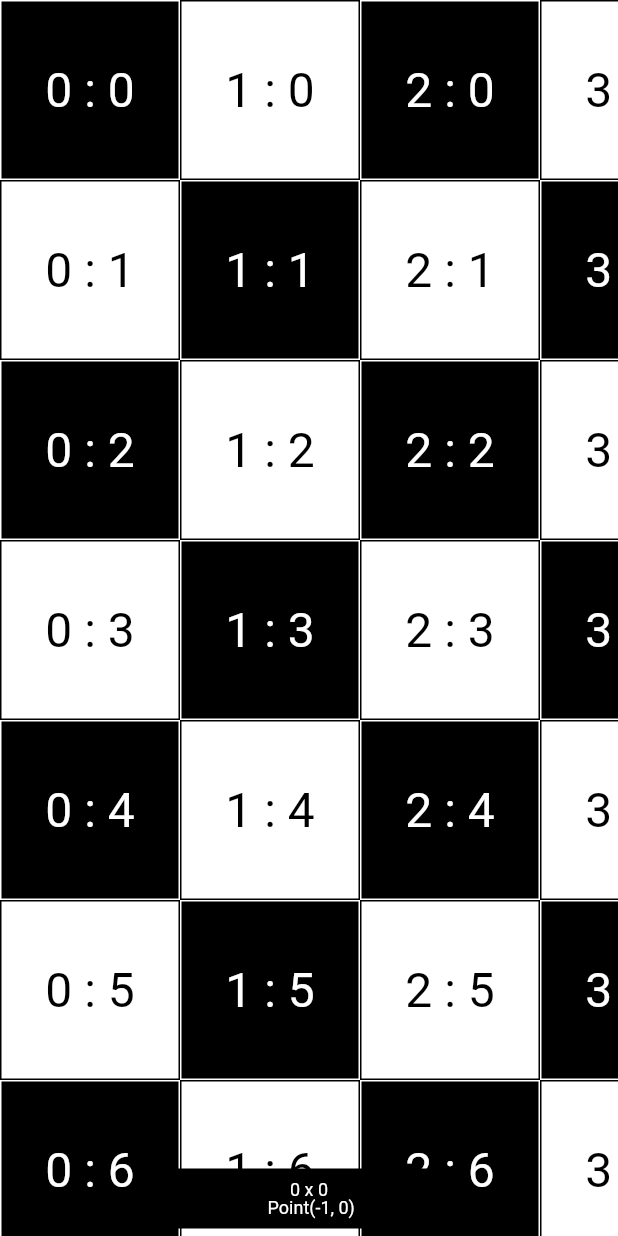
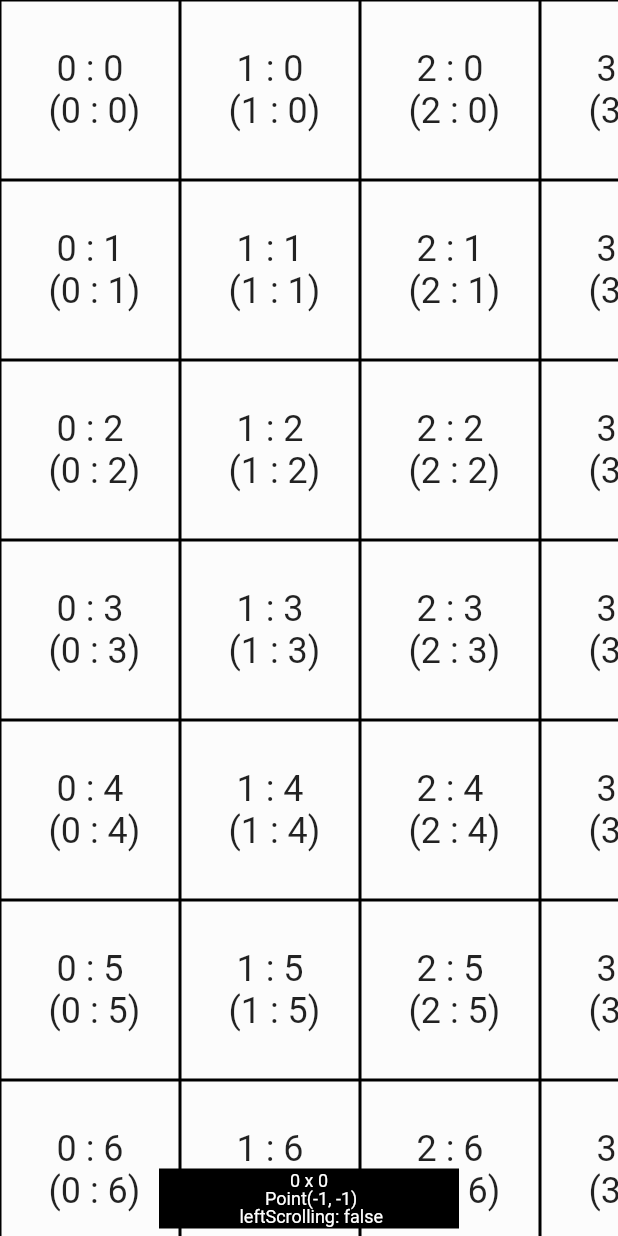
Before and after one commit to PlugFox/interactive_viewer, a Flutter app: the screen it shows after launch, on a phone screen of 412 x 824 dp. Run offline on Flutter 3.47's test engine with Material 2 defaults, Android fonts, the phone set to English and light mode, and no system bars.

Commit message:
драфт (возможно с багами) и точно с лишним мусором

```diff
--- a/lib/src/app.dart
+++ b/lib/src/app.dart
@@ -20,7 +20,7 @@ class Home extends StatelessWidget {
         body: SafeArea(
           child: Board(
             tileSize: const Size(120, 120),
-            fps: 60,
+            fps: 120,
             debug: true,
             builder: (x, y) {
               //print('Rebuild: $x x $y');
--- a/lib/src/board.dart
+++ b/lib/src/board.dart
@@ -5,6 +5,7 @@ import 'dart:math' as math;
 import 'dart:math';
 
 import 'package:flutter/foundation.dart';
+import 'package:flutter/material.dart';
 import 'package:flutter/widgets.dart';
 
 typedef TileBuilder = Widget Function(int x, int y);
@@ -43,14 +44,27 @@ class Board extends StatelessWidget {
       );
 }
 
-Point<int> getCellsOffset(Offset cameraOffset, Size tileSize) {
-  var offsetTilesX = -1 * (cameraOffset.dx / tileSize.width).truncate();
-  if (offsetTilesX <= 0) {
-    offsetTilesX = -1 * ((cameraOffset.dx + tileSize.width) / tileSize.width).ceil();
+ComplexPoint getCellsOffset(Offset cameraOffset, Size tileSize) {
+  //сам рассчет производить относительно текущей позиции камеры и ближайшей к ней клетке (Если левая, то надо ставить угловую позицию, если правая - то плюсовую)
+  // прибавить по половине (отцентровать относительно точки) и посмотреть куда ближе камера:
+  final offsetTilesX = -1 * ((cameraOffset.dx + tileSize.width) / tileSize.width).ceil();
+
+  final offsetLeftTilesX = -1 * (cameraOffset.dx / tileSize.width).ceil();
+  final leftOxTileCoord = -1 * offsetLeftTilesX * tileSize.width - tileSize.width / 2;
+
+  var movingLeft = false;
+  if ((leftOxTileCoord - cameraOffset.dx) > 0) {
+    //листаем вправо
+    movingLeft = true;
   }
 
-  final offsetTilesY = -1 * (cameraOffset.dy / tileSize.height).truncate();
-  return Point<int>(offsetTilesX, offsetTilesY);
+  var offsetLeftTileX = -1 * ((cameraOffset.dx + tileSize.width / 2) / tileSize.width).ceil();
+  var offsetRightTileX = -1 * ((cameraOffset.dx + tileSize.width + tileSize.width / 2) / tileSize.width).ceil();
+
+  final offsetTilesY = -1 * ((cameraOffset.dy + tileSize.height) / tileSize.height).ceil();
+
+  return ComplexPoint(
+      closestPoint: Point<int>(offsetTilesX, offsetTilesY), leftScrolling: movingLeft, topScrolling: true);
 }
 
 @immutable
@@ -137,14 +151,14 @@ class _BoardState extends State<_Board> {
                 child: Center(
                   child: ValueListenableBuilder<Offset>(
                     builder: (context, value, child) => Text(
-                      '${value.dx.truncate()} x ${value.dy.truncate()} \n ${getCellsOffset(value, widget.size)}',
+                      '${value.dx.truncate()} x ${value.dy.truncate()} \n ${getCellsOffset(value, widget.size).closestPoint} \n leftScrolling: ${getCellsOffset(value, widget.size).leftScrolling}',
                       style: const TextStyle(
                         height: 1,
                         fontSize: 12,
                         color: Color(0xFFFFFFFF),
                       ),
                       textAlign: TextAlign.center,
-                      maxLines: 2,
+                      //maxLines: 2,
                       overflow: TextOverflow.clip,
                     ),
                     valueListenable: _controller,
@@ -182,7 +196,7 @@ class _BoardLayout extends StatefulWidget {
 class _BoardLayoutState extends State<_BoardLayout> {
   /// Стрим контроллер уведомляющий об изменении по X, от 0 до width
   /// (значение в нем указывает о номере изменившейся колонки)
-  final StreamController<int> _rebuildControllerCol = StreamController<int>.broadcast();
+  final StreamController<ComplexScroll> _rebuildControllerCol = StreamController<ComplexScroll>.broadcast();
 
   /// Предидущий отступ колонок
   int oldColOffset = 0;
@@ -192,13 +206,15 @@ class _BoardLayoutState extends State<_BoardLayout> {
 
   /// Стрим контроллер уведомляющий об изменении по Y, от 0 до height
   /// (значение в нем указывает о номере изменившейся строки)
-  final StreamController<int> _rebuildControllerRow = StreamController<int>.broadcast();
+  final StreamController<ComplexScroll> _rebuildControllerRow = StreamController<ComplexScroll>.broadcast();
 
   /// Предыдущий отступ строк
   int oldRowOffset = 0;
 
   /// Количество строк умещающихся на экране
   int height = 0;
+
+  CellMapper cellMapper = CellMapper(width: 0, height: 0);
 
   /// Вызывается при изменении положения камеры
   /// Вычисляет столбцы нуждающиеся в перестроении
@@ -222,16 +238,26 @@ class _BoardLayoutState extends State<_BoardLayout> {
       newCell = width - newCell;
     }
 
+    final complexPoint = getCellsOffset(widget.offsetController.value, widget.cellSize);
+    final offsetCells = complexPoint.closestPoint;
+    final mult = ((offsetCells.x) / width).ceil();
     if ((oldColOffset - newColOffset) < 0) {
       //листаем вправо
       newCell = (width - 2 + newCell) % width;
-      print('листаем вправо: новая клетка по Ox: $newCell');
+      var newX = mult * width + newCell;
+      cellMapper.mapOx[newCell] = newX;
+
+      print('листаем вправо: новая клетка по Ox: $newCell (значение: $newX)');
+      _rebuildControllerCol.add(ComplexScroll(movedCoord: newCell, leftTopScrolling: false));
     } else {
       //листаем влево
       newCell = (newCell - 1) % width;
-      print('листаем влево: новая клетка по Ox: $newCell (width: $width)');
+      var newX = offsetCells.x.round();
+      cellMapper.mapOx[newCell] = newX;
+
+      print('листаем влево: новая клетка по Ox: $newCell (значение: $newX)');
+      _rebuildControllerCol.add(ComplexScroll(movedCoord: newCell, leftTopScrolling: true));
     }
-    _rebuildControllerCol.add(newCell);
 
     /// TODO: обновлять определенную столбец
     /*
@@ -263,16 +289,26 @@ class _BoardLayoutState extends State<_BoardLayout> {
       newCell = height - newCell;
     }
 
-    if ((oldColOffset - newRowOffset) < 0) {
+    final complexPoint = getCellsOffset(widget.offsetController.value, widget.cellSize);
+    final offsetCells = complexPoint.closestPoint;
+    final mult = ((offsetCells.y) / height).ceil();
+    if ((oldRowOffset - newRowOffset) < 0) {
       //листаем вниз
       newCell = (height - 2 + newCell) % height;
-      print('листаем вниз: новая клетка по Oy: $newCell (width: $height)');
+      var newY = mult * height + newCell;
+      cellMapper.mapOy[newCell] = newY;
+
+      print('листаем вниз: новая клетка по Oy: $newCell (значение: $newY)');
+      _rebuildControllerRow.add(ComplexScroll(movedCoord: newCell, leftTopScrolling: false));
     } else {
       //листаем вверх
       newCell = (newCell - 1) % height;
-      print('листаем вверх: новая клетка по Oy: $newCell (width: $height)');
+      var newY = offsetCells.y.round();
+      cellMapper.mapOy[newCell] = newY;
+
+      print('листаем вверх: новая клетка по Oy: $newCell (значение: $newY)');
+      _rebuildControllerRow.add(ComplexScroll(movedCoord: newCell, leftTopScrolling: true));
     }
-    _rebuildControllerRow.add(newCell);
 
     /// TODO: обновлять определенную строку
     /*
@@ -309,6 +345,7 @@ class _BoardLayoutState extends State<_BoardLayout> {
   void _evalSizeTileCount() {
     width = (widget.boardSize.width / widget.cellSize.width).ceil() + 2;
     height = (widget.boardSize.height / widget.cellSize.height).ceil() + 2;
+    cellMapper = CellMapper(width: width, height: height);
   }
 
   @override
@@ -334,6 +371,8 @@ class _BoardLayoutState extends State<_BoardLayout> {
         ).toList(growable: false),
       );
 
+  bool leftTopScrolling = false;
+
   /// TODO: необходимо перестраивать клетки
   /// возвращая не исходные координаты виджетов
   /// , а результирующие координаты клетки [colOffset], [rowOffset]
@@ -348,41 +387,59 @@ class _BoardLayoutState extends State<_BoardLayout> {
       for (var y = 0; y < height; y++) {
         yield SizedBox.fromSize(
           size: cellSize,
-          child: StreamBuilder<int>(
-            stream: _rebuildControllerCol.stream.where((v) => v == x),
-            builder: (context, dataX) => StreamBuilder<int>(
-              stream: _rebuildControllerRow.stream.where((v) => v == y),
+          child: StreamBuilder<ComplexScroll>(
+            stream: _rebuildControllerCol.stream.where((v) => v.movedCoord == x),
+            builder: (context, dataX) => StreamBuilder<ComplexScroll>(
+              stream: _rebuildControllerRow.stream.where((v) => v.movedCoord == y),
               builder: (context, dataY) {
-                //print('bulding cell with base (x=$x,y=$y) (dataX: ${dataX.hasData})');
-                final offsetCells = getCellsOffset(widget.offsetController.value, widget.cellSize);
-                /*
-                if (widget.offsetController.value.dx > 0) {
-                  final multNegative = ((offsetCells.x - 1) / width).ceil() - 1;
-                  return builder(multNegative * width + x, y);
-                }
-                */
-                /*
-                if (x == 9) {
-                  x = -1;
+                if (widget.offsetController.value.dx.abs() < 10 || widget.offsetController.value.dy.abs() < 10) {
+                  final complexPoint = getCellsOffset(widget.offsetController.value, widget.cellSize);
+                  final offsetCells = complexPoint.closestPoint;
+                  final multX = ((offsetCells.x) / width).ceil();
+                  var newX = multX * width + x;
+                  if ((newX > (width + offsetCells.x - 1)) && widget.offsetController.value.dx.abs() < 10) {
+                    newX = offsetCells.x.round();
+                    cellMapper.mapOx[x] = newX;
+                  }
+                  final multY = ((offsetCells.y) / height).ceil();
+                  var newY = multY * height + y;
+                  if ((newY > (height + offsetCells.y - 1)) && widget.offsetController.value.dy.abs() < 10) {
+                    newY = offsetCells.y.round();
+                    cellMapper.mapOy[y] = newY;
+                  }
                 }
 
-                 */
-                final mult = ((offsetCells.x - 1) / width).ceil();
-                var newX = mult * width + x;
-                if (newX > (width + offsetCells.x - 1)) {
-                  newX = offsetCells.x;
-                }
+                //print('bulding cell (x=$x,y=$y)');
+                return InkWell(
+                  onTap: () {
+                    print('Clicked: $x $y');
+                  },
+                  child: DecoratedBox(
+                    decoration: BoxDecoration(
+                      color: Colors.white30,
+                      border: Border.all(),
+                    ),
+                    child: Center(
+                      child: Text(
+                        '$x : $y \n (${cellMapper.mapOx[x] ?? 0} : ${cellMapper.mapOy[y] ?? 0})',
+                        textAlign: TextAlign.center,
+                        style: TextStyle(
+                          fontSize: 24,
+                        ),
+                      ),
+                    ),
+                  ),
+                );
 
-                print('bulding cell with base (x=$newX,y=$y) width=$width');
-                return builder(newX, y);
-                if (offsetCells.x > 0) {
-                  final mult = ((offsetCells.x - 1) / width).ceil();
-                  return builder(mult * width + x, y);
-                } else {
-                  final mult = ((offsetCells.x - width + 1) / width).ceil();
-                  print('multipl: $mult');
-                  return builder(mult * width + x, y);
-                }
+                return Container(
+                  height: widget.cellSize.height,
+                  width: widget.cellSize.width,
+                  decoration: BoxDecoration(border: Border.all(), color: Colors.blue),
+                  child: Center(
+                    child: Text('b:$x,$y\n t:${cellMapper.mapOx[x] ?? 0},${cellMapper.mapOy[y] ?? 0}'),
+                  ),
+                );
+                //!!! builder(cellMapper.mapOx[x] ?? 0, cellMapper.mapOy[y] ?? 0);
               },
 
               /// TODO: вызывать тайл не с координатами x и y клетки в Flow, а реальными координатами клетки в плоскости доски
@@ -470,15 +527,38 @@ class _BoardFlowDelegate extends FlowDelegate {
 
 /// Контроллер отслеживающий отступ камеры для доски
 class _ThrottledOffsetController extends _ThrottledController<Offset> {
+  final scrollThreshold = 20;
+  Offset _lastNotifiedValue;
+  bool _wasUpdated = false;
+
   _ThrottledOffsetController({
     required Offset initialValue,
     required num fps,
-  }) : super(
+  })  : _lastNotifiedValue = initialValue,
+        super(
           initialValue: initialValue,
           fps: fps,
         );
 
   void translate(double x, double y) => update(value.translate(x, y));
+
+  @override
+  bool update(Offset value) {
+    final diffDx = value.dx - _lastNotifiedValue.dx;
+    final diffDy = value.dy - _lastNotifiedValue.dy;
+    final updateDx = diffDx.abs() < scrollThreshold;
+    final updateDy = diffDy.abs() < scrollThreshold;
+
+    //Если скроллим слишком быстро, то сильно уменьшаем скорость скролла:
+    final newOffset = Offset(updateDx ? value.dx : (_lastNotifiedValue.dx + diffDx / 4),
+        updateDy ? value.dy : (_lastNotifiedValue.dy + diffDy / 4));
+    _wasUpdated = super.update(newOffset);
+    if (_wasUpdated) {
+      _lastNotifiedValue = newOffset;
+    }
+
+    return _wasUpdated;
+  }
 }
 
 /// Value Notifier с троттлингом под заданое количество FPS
@@ -495,10 +575,11 @@ abstract class _ThrottledController<T extends Object> with ChangeNotifier implem
 
   /// Обновляет текущее значение
   /// Если не прошло необходимое число мс - не уведомляет об изменении
-  void update(T value) {
+  bool update(T value) {
     _value = value;
-    if (_stopwatch.elapsedMilliseconds < _delay) return;
+    if (_stopwatch.elapsedMilliseconds < _delay) return false;
     notifyListeners();
+    return true;
   }
 
   @override
@@ -511,3 +592,30 @@ abstract class _ThrottledController<T extends Object> with ChangeNotifier implem
   T get value => _value;
   T _value;
 }
+
+class ComplexPoint {
+  final bool leftScrolling;
+  final bool topScrolling;
+  final Point<int> closestPoint;
+  ComplexPoint({required this.closestPoint, required this.leftScrolling, required this.topScrolling});
+}
+
+class ComplexScroll {
+  final bool leftTopScrolling;
+  final int movedCoord;
+  ComplexScroll({required this.movedCoord, required this.leftTopScrolling});
+}
+
+class CellMapper {
+  final mapOx = <int, int>{};
+  final mapOy = <int, int>{};
+
+  CellMapper({required int width, required int height}) {
+    for (var i = 0; i < width; i++) {
+      mapOx[i] = i;
+    }
+    for (var i = 0; i < height; i++) {
+      mapOy[i] = i;
+    }
+  }
+}
```
